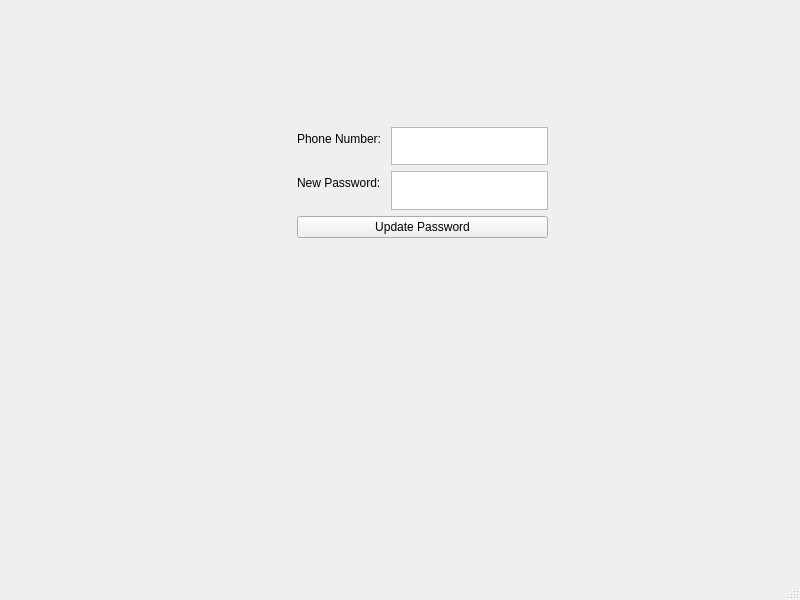
MahsaTK/SkullKing-MOONs-5, file QT/game_/forgot.ui: the form before one commit.
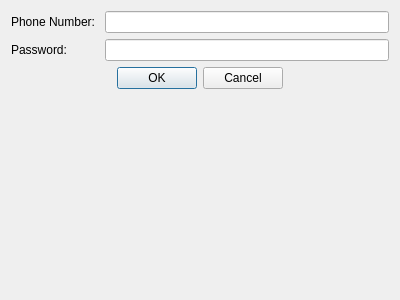
The form after the commit.

Patch:
```diff
--- a/QT/game_/forgot.ui
+++ b/QT/game_/forgot.ui
@@ -1,27 +1,17 @@
 <?xml version="1.0" encoding="UTF-8"?>
 <ui version="4.0">
  <class>Forgot</class>
- <widget class="QMainWindow" name="Forgot">
+ <widget class="QDialog" name="Forgot">
   <property name="geometry">
    <rect>
     <x>0</x>
     <y>0</y>
-    <width>800</width>
-    <height>600</height>
+    <width>400</width>
+    <height>300</height>
    </rect>
   </property>
   <property name="windowTitle">
-   <string>MainWindow</string>
-  </property>
-  <widget class="QWidget" name="centralwidget">
-   <widget class="QWidget" name="">
-    <property name="geometry">
-     <rect>
-      <x>297</x>
-      <y>127</y>
-      <width>251</width>
-      <height>111</height>
-     </rect>
+   <string>Dialog</string>
     </property>
     <layout class="QFormLayout" name="formLayout">
      <item row="0" column="0">
@@ -32,40 +22,33 @@
       </widget>
      </item>
      <item row="0" column="1">
-      <widget class="QTextEdit" name="textEdit_2"/>
+    <widget class="QLineEdit" name="forgotUserEdit"/>
      </item>
      <item row="1" column="0">
       <widget class="QLabel" name="label_2">
        <property name="text">
-        <string>New Password: </string>
+      <string>Password: </string>
        </property>
       </widget>
      </item>
      <item row="1" column="1">
-      <widget class="QTextEdit" name="textEdit"/>
+    <widget class="QLineEdit" name="forgotPassEdit"/>
      </item>
      <item row="2" column="0" colspan="2">
-      <widget class="QPushButton" name="pushButton">
-       <property name="text">
-        <string>Update Password</string>
+    <widget class="QDialogButtonBox" name="buttonBox">
+     <property name="orientation">
+      <enum>Qt::Horizontal</enum>
+     </property>
+     <property name="standardButtons">
+      <set>QDialogButtonBox::Cancel|QDialogButtonBox::Ok</set>
+     </property>
+     <property name="centerButtons">
+      <bool>true</bool>
        </property>
       </widget>
      </item>
     </layout>
    </widget>
-  </widget>
-  <widget class="QMenuBar" name="menubar">
-   <property name="geometry">
-    <rect>
-     <x>0</x>
-     <y>0</y>
-     <width>800</width>
-     <height>21</height>
-    </rect>
-   </property>
-  </widget>
-  <widget class="QStatusBar" name="statusbar"/>
- </widget>
  <resources/>
  <connections/>
 </ui>
```
Left out of the diff: 39 changed lines with no effect on the pictures. Lines whose indentation alone changed are shown as unchanged.
